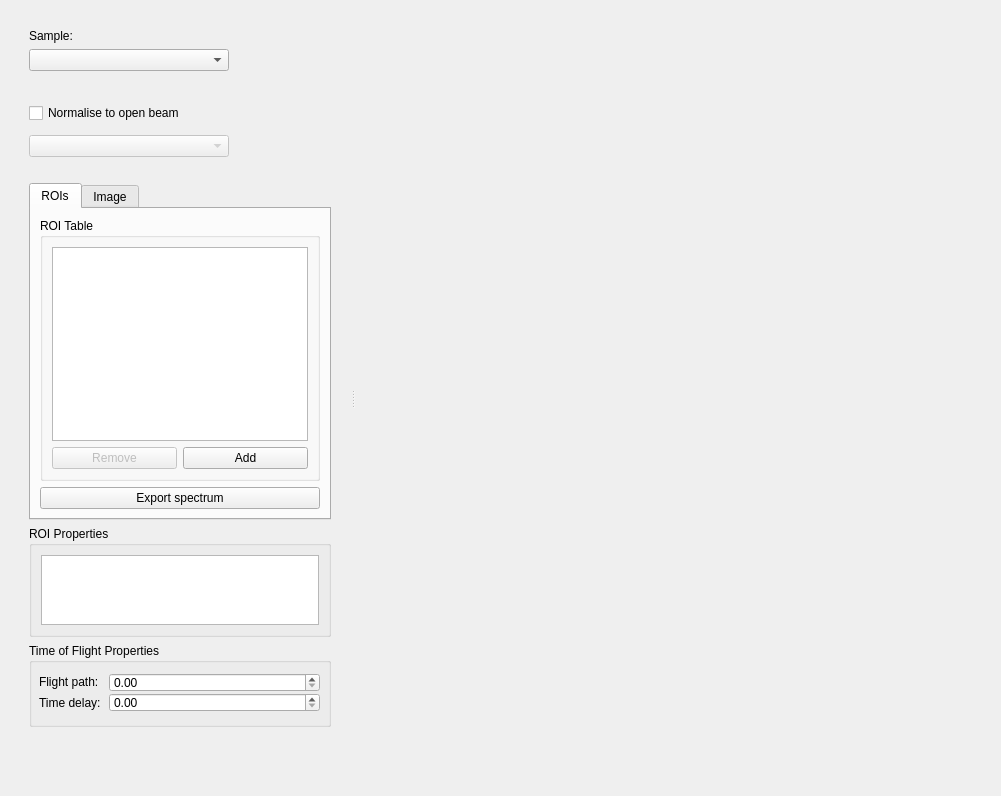
The window that mantidimaging/gui/ui/spectrum_viewer.ui (mantidproject/mantidimaging) describes before a commit, drawn with Qt 5.
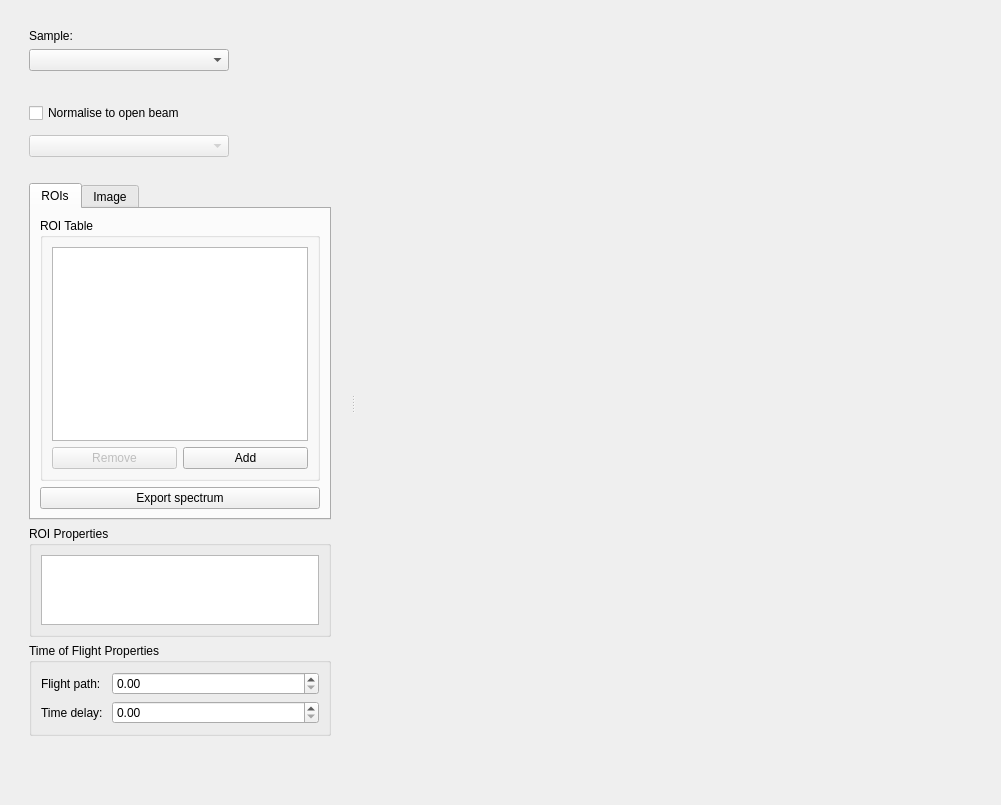
The same window after the commit. Custom widgets are drawn as their Qt base class.

Commit message: Spectrum viewer: use QFormLayout to layout ToF labels and widgets

What changed in the file:
```diff
--- a/mantidimaging/gui/ui/spectrum_viewer.ui
+++ b/mantidimaging/gui/ui/spectrum_viewer.ui
@@ -407,58 +407,36 @@
           <property name="title">
            <string>Time of Flight Properties</string>
           </property>
+          <layout class="QFormLayout" name="formLayout">
+           <item row="0" column="0">
           <widget class="QLabel" name="label_3">
-           <property name="geometry">
-            <rect>
-             <x>10</x>
-             <y>31</y>
-             <width>101</width>
-             <height>16</height>
-            </rect>
-           </property>
            <property name="text">
             <string>Flight path:</string>
            </property>
           </widget>
+           </item>
+           <item row="0" column="1">
+            <widget class="QDoubleSpinBox" name="flightPathSpinBox">
+             <property name="suffix">
+              <string/>
+             </property>
+            </widget>
+           </item>
+           <item row="1" column="0">
           <widget class="QLabel" name="label_4">
-           <property name="geometry">
-            <rect>
-             <x>10</x>
-             <y>50</y>
-             <width>91</width>
-             <height>20</height>
-            </rect>
-           </property>
            <property name="text">
             <string>Time delay: </string>
            </property>
           </widget>
-          <widget class="QDoubleSpinBox" name="flightPathSpinBox">
-           <property name="geometry">
-            <rect>
-             <x>80</x>
-             <y>30</y>
-             <width>211</width>
-             <height>19</height>
-            </rect>
-           </property>
-           <property name="suffix">
-            <string/>
-           </property>
-          </widget>
+           </item>
+           <item row="1" column="1">
           <widget class="QDoubleSpinBox" name="timeDelaySpinBox">
-           <property name="geometry">
-            <rect>
-             <x>80</x>
-             <y>50</y>
-             <width>211</width>
-             <height>19</height>
-            </rect>
-           </property>
            <property name="suffix">
             <string/>
            </property>
           </widget>
+           </item>
+          </layout>
          </widget>
         </item>
         <item>
```
Lines whose indentation alone changed are shown as unchanged.
